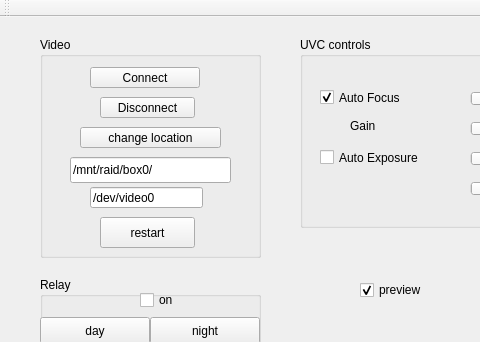
First picture: the form in mainwindow.ui, repository groakat/chunkyH264, before the edit; both pictures show x 0 to 480 and y 0 to 342 of the 946 by 425 pixel window.
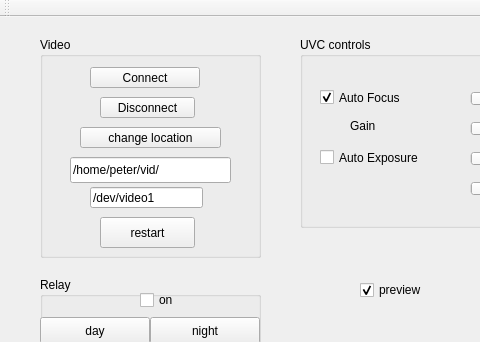
Second picture: the form after the edit.

Patch:
```diff
--- a/mainwindow.ui
+++ b/mainwindow.ui
@@ -62,7 +62,7 @@
       </rect>
      </property>
      <property name="text">
-      <string>/mnt/raid/box0/</string>
+      <string>/home/peter/vid/</string>
      </property>
     </widget>
     <widget class="QLineEdit" name="lineEdit_6">
@@ -75,7 +75,7 @@
       </rect>
      </property>
      <property name="text">
-      <string>/dev/video0</string>
+      <string>/dev/video1</string>
      </property>
     </widget>
     <widget class="QPushButton" name="pushButton_5">
```
Left out of the diff: 2 changed lines with no effect on the pictures.
